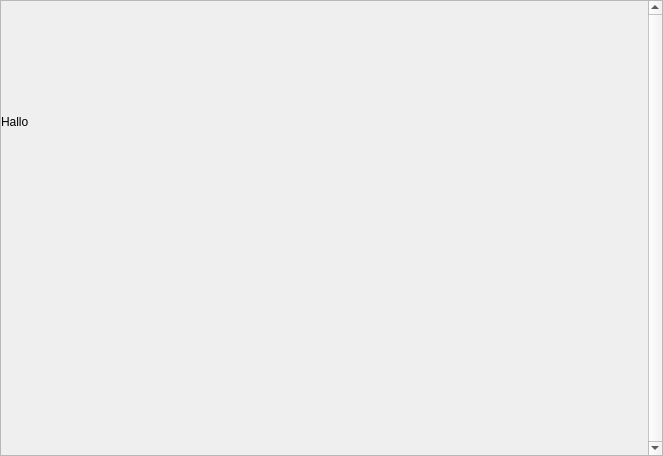
goszpeti/conan_explorer, file src/conan_explorer/ui/views/about/about.ui: the form before one commit.
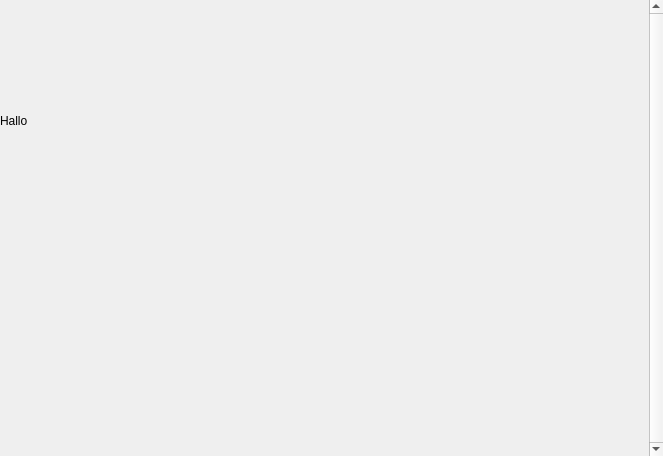
The form after the commit. Icons and pictures are not drawn.

What changed in the file:
```diff
--- a/src/conan_explorer/ui/views/about/about.ui
+++ b/src/conan_explorer/ui/views/about/about.ui
@@ -34,6 +34,9 @@
    </property>
    <item>
     <widget class="QScrollArea" name="about_scroll_area">
+     <property name="frameShape">
+      <enum>QFrame::NoFrame</enum>
+     </property>
      <property name="verticalScrollBarPolicy">
       <enum>Qt::ScrollBarAlwaysOn</enum>
      </property>
@@ -51,8 +54,8 @@
        <rect>
         <x>0</x>
         <y>0</y>
-        <width>644</width>
-        <height>454</height>
+        <width>646</width>
+        <height>456</height>
        </rect>
       </property>
       <layout class="QVBoxLayout" name="verticalLayout" stretch="1,1">
```
